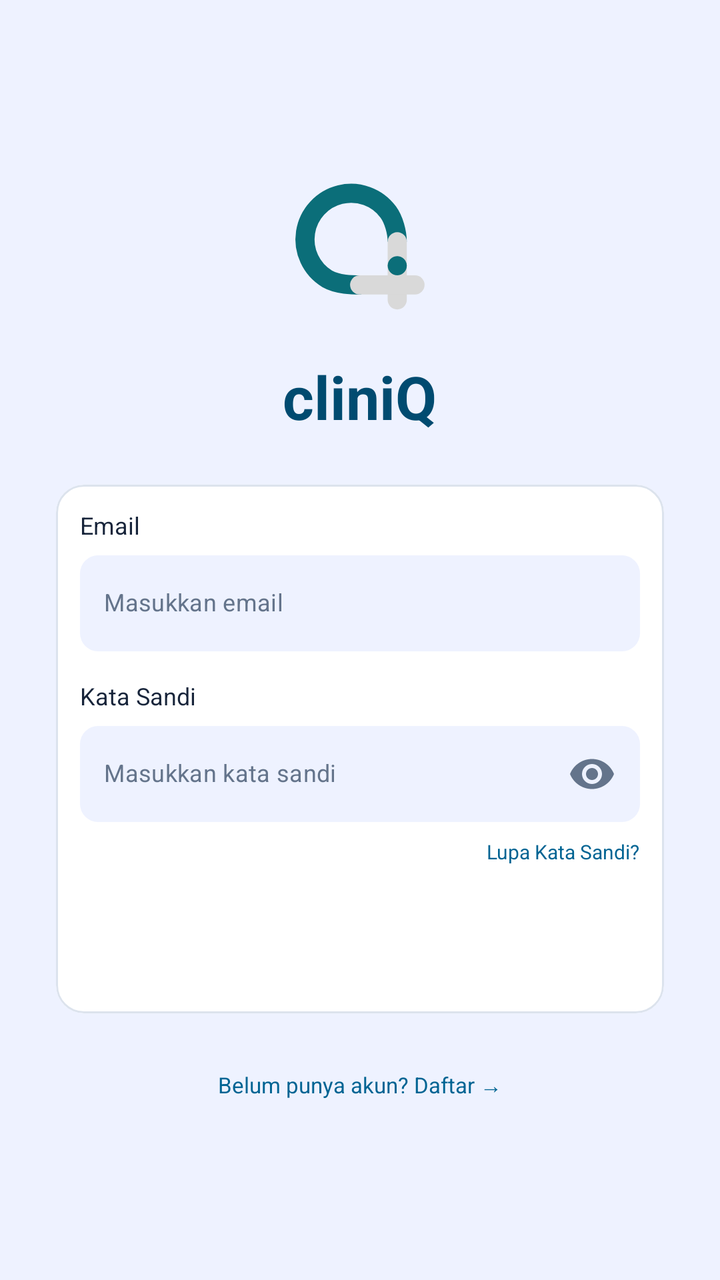
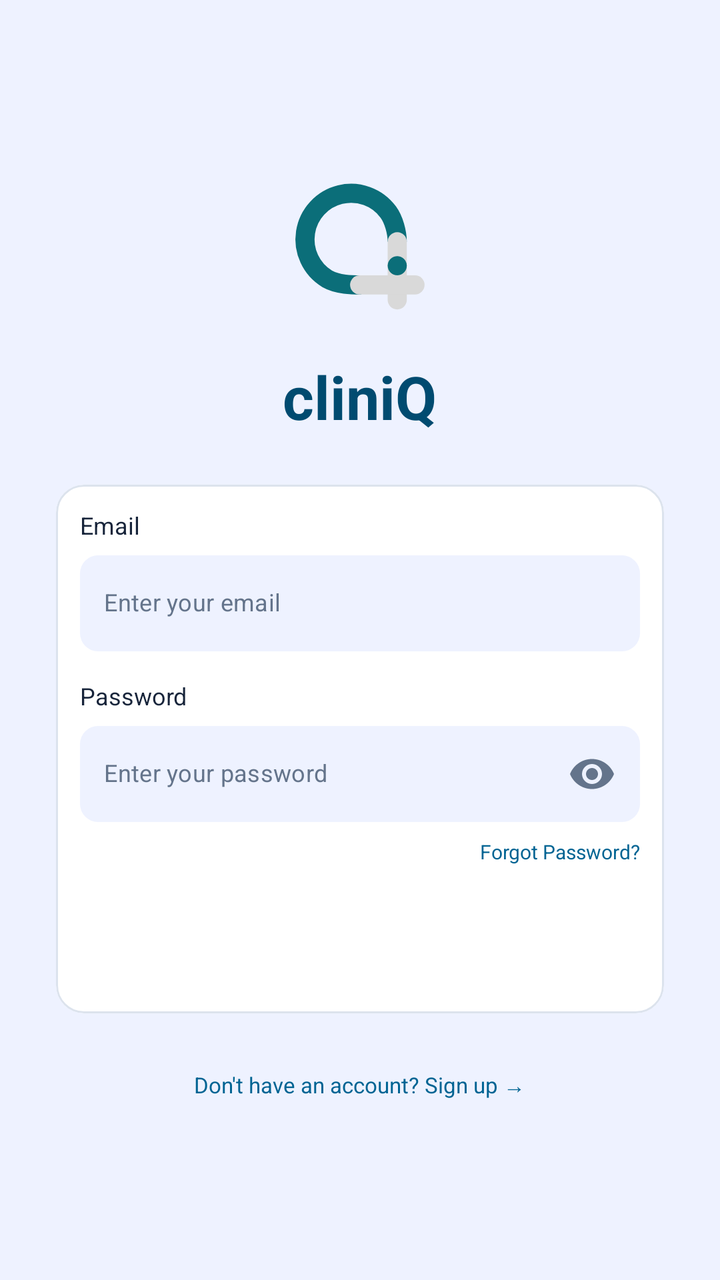

Two renders of the same Android screen: before a commit and after it. Below are the layout's source before the change and the commit's diff.
<!-- AndroidManifest.xml: application theme Theme.CliniQ -->
<!-- res/layout/activity_login.xml -->
<?xml version="1.0" encoding="utf-8"?>
<LinearLayout xmlns:android="http://schemas.android.com/apk/res/android"
    xmlns:app="http://schemas.android.com/apk/res-auto"
    android:layout_width="match_parent"
    android:layout_height="match_parent"
    android:background="@color/login_field_bg"
    android:gravity="center"
    android:orientation="vertical"
    android:padding="28dp">

    
    <ImageView
        android:layout_width="84dp"
        android:layout_height="84dp"
        android:src="@drawable/cliniq_login_logo"
        android:contentDescription="cliniQ logo"
        android:scaleType="fitCenter" />

    
    <TextView
        android:layout_width="wrap_content"
        android:layout_height="wrap_content"
        android:layout_marginTop="12dp"
        android:text="cliniQ"
        android:textColor="@color/teal_dark"
        android:textSize="30sp"
        android:textStyle="bold" />

    
    <com.google.android.material.card.MaterialCardView
        android:layout_width="match_parent"
        android:layout_height="wrap_content"
        android:layout_marginTop="24dp"
        app:cardBackgroundColor="@color/white"
        app:cardCornerRadius="14dp"
        app:cardElevation="0dp"
        app:strokeColor="#DCE3ED"
        app:strokeWidth="1dp">

        <LinearLayout
            android:layout_width="match_parent"
            android:layout_height="wrap_content"
            android:orientation="vertical"
            android:padding="12dp">

            
            <TextView
                android:layout_width="match_parent"
                android:layout_height="wrap_content"
                android:layout_marginBottom="7dp"
                android:text="Email"
                android:textColor="#17243A"
                android:textSize="12sp" />

            
            <com.google.android.material.textfield.TextInputLayout
                android:id="@+id/emailLayout"
                android:layout_width="match_parent"
                android:layout_height="wrap_content"
                app:boxBackgroundMode="filled"
                app:boxBackgroundColor="@color/login_field_bg"
                app:boxStrokeColor="@color/login_field_bg"
                app:boxStrokeWidth="0dp"
                app:boxStrokeWidthFocused="0dp"
                app:boxCornerRadiusTopStart="9dp"
                app:boxCornerRadiusTopEnd="9dp"
                app:boxCornerRadiusBottomStart="9dp"
                app:boxCornerRadiusBottomEnd="9dp"
                app:hintEnabled="false">

                <com.google.android.material.textfield.TextInputEditText
                    android:id="@+id/etEmail"
                    android:layout_width="match_parent"
                    android:layout_height="wrap_content"
                    android:minHeight="48dp"
                    android:gravity="center_vertical|start"
                    android:paddingTop="0dp"
                    android:paddingBottom="0dp"
                    android:paddingStart="12dp"
                    android:paddingEnd="12dp"
                    android:includeFontPadding="false"
                    android:hint="Masukkan email"
                    android:inputType="textEmailAddress"
                    android:textSize="12sp"
                    android:textColor="#17243A"
                    android:textColorHint="#64748B" />

            </com.google.android.material.textfield.TextInputLayout>

            
            <TextView
                android:layout_width="match_parent"
                android:layout_height="wrap_content"
                android:layout_marginTop="14dp"
                android:layout_marginBottom="7dp"
                android:text="Kata Sandi"
                android:textColor="#17243A"
                android:textSize="12sp" />

            
            <com.google.android.material.textfield.TextInputLayout
                android:id="@+id/passwordLayout"
                android:layout_width="match_parent"
                android:layout_height="wrap_content"
                app:boxBackgroundMode="filled"
                app:boxBackgroundColor="@color/login_field_bg"
                app:boxStrokeColor="@color/login_field_bg"
                app:boxStrokeWidth="0dp"
                app:boxStrokeWidthFocused="0dp"
                app:boxCornerRadiusTopStart="9dp"
                app:boxCornerRadiusTopEnd="9dp"
                app:boxCornerRadiusBottomStart="9dp"
                app:boxCornerRadiusBottomEnd="9dp"
                app:hintEnabled="false"
                app:endIconMode="password_toggle"
                app:endIconTint="@color/gray">

                <com.google.android.material.textfield.TextInputEditText
                    android:id="@+id/etPassword"
                    android:layout_width="match_parent"
                    android:layout_height="wrap_content"
                    android:minHeight="48dp"
                    android:gravity="center_vertical|start"
                    android:paddingTop="0dp"
                    android:paddingBottom="0dp"
                    android:paddingStart="12dp"
                    android:paddingEnd="12dp"
                    android:includeFontPadding="false"
                    android:hint="Masukkan kata sandi"
                    android:inputType="textPassword"
                    android:textSize="12sp"
                    android:textColor="#17243A"
                    android:textColorHint="#64748B" />

            </com.google.android.material.textfield.TextInputLayout>

            
            <TextView
                android:id="@+id/tvForgotPassword"
                android:layout_width="wrap_content"
                android:layout_height="wrap_content"
                android:layout_gravity="end"
                android:layout_marginTop="8dp"
                android:text="Lupa Kata Sandi?"
                android:textColor="@color/teal"
                android:textSize="10sp" />

            
            <Button
                android:id="@+id/btnLogin"
                style="@style/BigButton"
                android:layout_height="44dp"
                android:layout_marginTop="18dp"
                android:backgroundTint="@color/teal"
                android:text="LOGIN" />

        </LinearLayout>

    </com.google.android.material.card.MaterialCardView>

    
    <TextView
        android:id="@+id/tvGoSignup"
        android:layout_width="wrap_content"
        android:layout_height="wrap_content"
        android:layout_marginTop="20dp"
        android:padding="8dp"
        android:text="Belum punya akun? Daftar →"
        android:textColor="@color/scrub_blue"
        android:textSize="11sp" />

</LinearLayout>
<!-- resources referenced by this layout -->
<resources>
  <color name="gray">#64748B</color>
  <color name="login_field_bg">#EEF2FF</color>
  <color name="scrub_blue">#006493</color>
  <color name="teal">#006493</color>
  <color name="teal_dark">#004B70</color>
  <color name="white">#FFFFFF</color>
  <!-- drawable cliniq_login_logo (drawable) -->
  <vector xmlns:android="http://schemas.android.com/apk/res/android"
      android:width="108dp"
      android:height="108dp"
      android:viewportWidth="209"
      android:viewportHeight="204">
    <group
        android:scaleX="0.85"
        android:scaleY="0.8297"
        android:translateX="15.675"
        android:translateY="15.666">
      <path
          android:pathData="M106.5,158C93,158 72,158 56.42,149.17C45.02,142.23 35.92,132.07 30.29,119.96C24.67,107.86 22.75,94.36 24.8,81.16C26.84,67.97 32.75,55.68 41.78,45.85C50.81,36.01 62.55,29.08 75.52,25.92C88.5,22.76 102.11,23.52 114.65,28.09C127.19,32.67 138.09,40.87 145.98,51.64C153.86,62.42 159,81.16 159,95"
          android:strokeLineJoin="round"
          android:strokeWidth="28"
          android:fillColor="#00000000"
          android:strokeColor="#0B6E79"/>
      <path
          android:pathData="M145,95C145,87.27 151.27,81 159,81C166.73,81 173,87.27 173,95V180C173,187.73 166.73,194 159,194C151.27,194 145,187.73 145,180V95Z"
          android:fillColor="#D9D9D9"/>
      <path
          android:pathData="M90,158L90,158A14,14 0,0 1,104 144L185,144A14,14 0,0 1,199 158L199,158A14,14 0,0 1,185 172L104,172A14,14 0,0 1,90 158z"
          android:fillColor="#D9D9D9"/>
      <path
          android:pathData="M173,130C173,137.73 166.73,144 159,144C151.27,144 145,137.73 145,130C145,122.27 151.27,116 159,116C166.73,116 173,122.27 173,130Z"
          android:fillColor="#0B6E79"/>
    </group>
  </vector>
  <style name="BigButton" parent="Widget.MaterialComponents.Button">
  
          <item name="android:layout_width">match_parent</item>
          <item name="android:layout_height">56dp</item>
          <item name="android:layout_marginTop">8dp</item>
          <item name="cornerRadius">14dp</item>
  
      </style>
  <style name="Theme.CliniQ" parent="Theme.MaterialComponents.Light.DarkActionBar">
  
          <item name="colorPrimary">@color/teal</item>
          <item name="colorPrimaryVariant">@color/teal_dark</item>
          <item name="colorOnPrimary">@color/white</item>
  
          <item name="colorSecondary">@color/scrub_blue</item>
          <item name="colorOnSecondary">@color/white</item>
  
          
          <item name="colorControlActivated">@color/teal</item>
  
          
          <item name="android:windowBackground">@color/bg</item>
  
          
          <item name="actionBarStyle">@style/Widget.CliniQ.ActionBar</item>
          <item name="actionBarTheme">@style/ThemeOverlay.CliniQ.ActionBar</item>
  
          
          <item name="android:statusBarColor">@color/bg</item>
          <item name="android:windowLightStatusBar">true</item>
  
          
          <item name="android:navigationBarColor">@color/bg</item>
  
      </style>
  <color name="bg">#FFFFFF</color>
  <style name="Widget.CliniQ.ActionBar" parent="Widget.AppCompat.ActionBar.Solid">
  
          <item name="background">@color/white</item>
          <item name="elevation">2dp</item>
          <item name="titleTextStyle">@style/TextAppearance.CliniQ.ActionBarTitle</item>
  
      </style>
  <style name="ThemeOverlay.CliniQ.ActionBar" parent="ThemeOverlay.AppCompat.ActionBar">
  
          <item name="colorControlNormal">@color/teal</item>
  
      </style>
  <style name="TextAppearance.CliniQ.ActionBarTitle" parent="TextAppearance.AppCompat.Widget.ActionBar.Title">
  
          <item name="android:textColor">@color/dark_navy</item>
          <item name="android:textStyle">bold</item>
  
      </style>
  <color name="dark_navy">#17243A</color>
</resources>

<!-- the commit's change to res/layout/activity_login.xml (unified diff, before → after) -->
@@ -79,7 +79,7 @@
                     android:paddingStart="12dp"
                     android:paddingEnd="12dp"
                     android:includeFontPadding="false"
-                    android:hint="Masukkan email"
+                    android:hint="Enter your email"
                     android:inputType="textEmailAddress"
                     android:textSize="12sp"
                     android:textColor="#17243A"
@@ -93,7 +93,7 @@
                 android:layout_height="wrap_content"
                 android:layout_marginTop="14dp"
                 android:layout_marginBottom="7dp"
-                android:text="Kata Sandi"
+                android:text="Password"
                 android:textColor="#17243A"
                 android:textSize="12sp" />
 
@@ -126,7 +126,7 @@
                     android:paddingStart="12dp"
                     android:paddingEnd="12dp"
                     android:includeFontPadding="false"
-                    android:hint="Masukkan kata sandi"
+                    android:hint="Enter your password"
                     android:inputType="textPassword"
                     android:textSize="12sp"
                     android:textColor="#17243A"
@@ -141,7 +141,7 @@
                 android:layout_height="wrap_content"
                 android:layout_gravity="end"
                 android:layout_marginTop="8dp"
-                android:text="Lupa Kata Sandi?"
+                android:text="Forgot Password?"
                 android:textColor="@color/teal"
                 android:textSize="10sp" />
 
@@ -165,7 +165,7 @@
         android:layout_height="wrap_content"
         android:layout_marginTop="20dp"
         android:padding="8dp"
-        android:text="Belum punya akun? Daftar →"
+        android:text="Don't have an account? Sign up →"
         android:textColor="@color/scrub_blue"
         android:textSize="11sp" />
 
